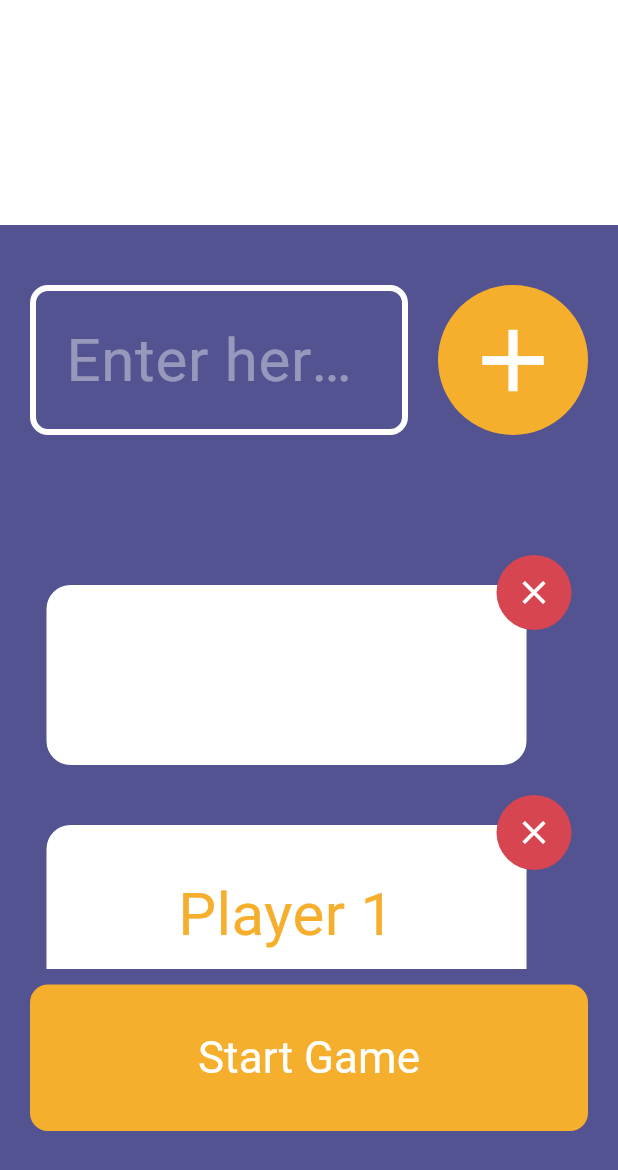
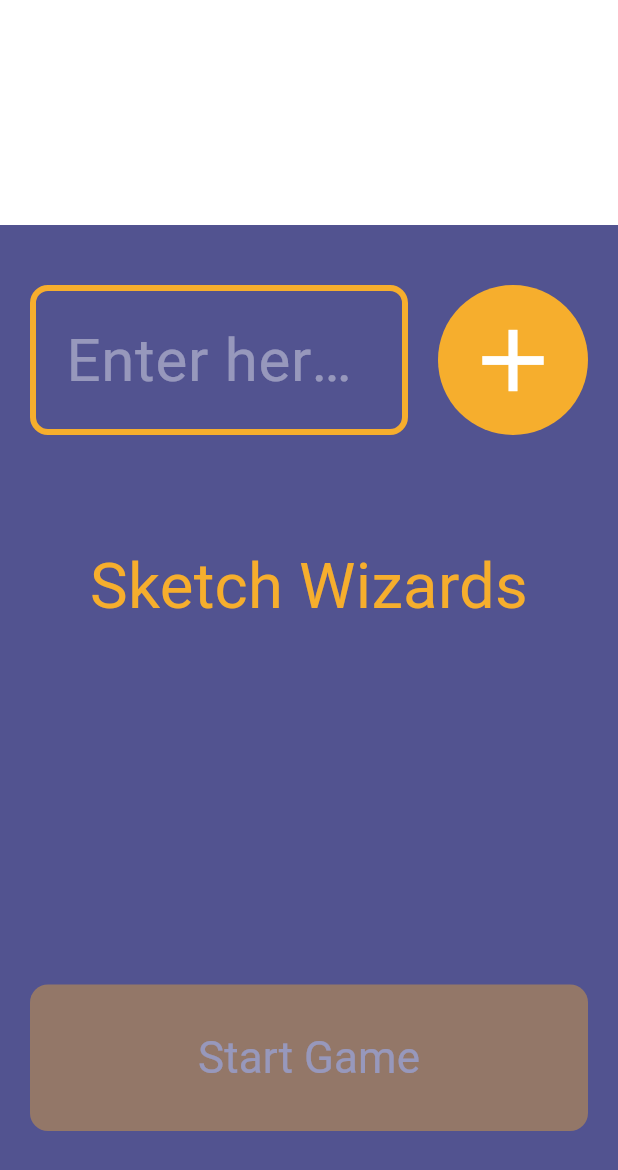
Before and after one commit to noceg43/SketchWizards, a Flutter app: the screen it shows after launch, after a tap on the "add" icon, on a phone screen of 412 x 824 dp. Shown: the top 1170 px of the screen. Run offline on Flutter 3.47's test engine with Material 3 defaults, Android fonts, the phone set to English and light mode, and no system bars; our stand-ins replace get_it.

Commit message:
add: start game logic & webOS support

```diff
--- /dev/null
+++ b/lib/common/service_locator/service_locator.dart
@@ -0,0 +1,10 @@
+import 'package:get_it/get_it.dart';
+import 'package:sketch_wizards/features/start_game/logic/sw_game_service.dart';
+
+final GetIt getIt = GetIt.instance;
+
+void setupLocator() {
+  getIt.registerLazySingleton(
+    () => SWGameService(),
+  );
+}
--- a/lib/common/widgets/player_widget.dart
+++ b/lib/common/widgets/player_widget.dart
@@ -1,6 +1,6 @@
 import 'package:flutter/material.dart';
 import 'package:sketch_wizards/common/widgets/sw_icon_button.dart';
-import 'package:sketch_wizards/constants/sw_theme.dart';
+import 'package:sketch_wizards/theme/sw_theme.dart';
 
 class PlayerWidget extends StatelessWidget {
   const PlayerWidget({super.key, required this.text, this.onDelete});
@@ -38,7 +38,7 @@ class PlayerWidget extends StatelessWidget {
       child: Stack(
         children: [
           Align(
-            alignment: Alignment.bottomLeft,
+            alignment: Alignment.bottomCenter,
             child: playerWidget,
           ),
           if (onDelete != null)
--- a/lib/common/widgets/sw_icon_button.dart
+++ b/lib/common/widgets/sw_icon_button.dart
@@ -1,5 +1,5 @@
 import 'package:flutter/material.dart';
-import 'package:sketch_wizards/constants/sw_theme.dart';
+import 'package:sketch_wizards/theme/sw_theme.dart';
 
 class SWIconButton extends StatelessWidget {
   const SWIconButton({
@@ -28,8 +28,16 @@ class SWIconButton extends StatelessWidget {
         child: TextButton(
           onPressed: enabled ? onPressed : null,
           style: ButtonStyle(
-              shape: MaterialStateProperty.all<CircleBorder>(
-                const CircleBorder(),
+              shape: MaterialStateProperty.resolveWith<CircleBorder>(
+                (Set<MaterialState> states) {
+                  if (states.contains(MaterialState.focused) ||
+                      states.contains(MaterialState.hovered)) {
+                    return const CircleBorder(
+                      side: BorderSide(color: Colors.white, width: 5),
+                    );
+                  }
+                  return const CircleBorder();
+                },
               ),
               backgroundColor: MaterialStateProperty.all<Color?>(
                 backgroundColor,
--- a/lib/common/widgets/sw_scaffold.dart
+++ b/lib/common/widgets/sw_scaffold.dart
@@ -1,6 +1,6 @@
 import 'package:flutter/material.dart';
 import 'package:sketch_wizards/common/widgets/sw_icon_button.dart';
-import 'package:sketch_wizards/constants/sw_theme.dart';
+import 'package:sketch_wizards/theme/sw_theme.dart';
 
 class SWScaffold extends StatelessWidget {
   const SWScaffold({
@@ -43,9 +43,22 @@ class SWScaffold extends StatelessWidget {
           title: title != null
               ? Padding(
                   padding: const EdgeInsets.only(top: 50),
-                  child: Text(
-                    title!,
-                    style: SWTheme.regularTextStyle,
+                  child: AnimatedSwitcher(
+                    transitionBuilder: (child, animation) {
+                      return SlideTransition(
+                        position: Tween<Offset>(
+                          begin: const Offset(0, -10),
+                          end: Offset.zero,
+                        ).animate(animation),
+                        child: child,
+                      );
+                    },
+                    duration: const Duration(milliseconds: 300),
+                    child: Text(
+                      title!,
+                      key: ValueKey(title),
+                      style: SWTheme.regularTextStyle,
+                    ),
                   ),
                 )
               : null,
--- a/lib/common/widgets/sw_text_button.dart
+++ b/lib/common/widgets/sw_text_button.dart
@@ -1,5 +1,5 @@
 import 'package:flutter/material.dart';
-import 'package:sketch_wizards/constants/sw_theme.dart';
+import 'package:sketch_wizards/theme/sw_theme.dart';
 
 class SWTextButton extends StatelessWidget {
   const SWTextButton(
--- a/lib/common/widgets/sw_text_field.dart
+++ b/lib/common/widgets/sw_text_field.dart
@@ -1,37 +1,55 @@
 import 'package:flutter/material.dart';
-import 'package:sketch_wizards/constants/sw_theme.dart';
+import 'package:sketch_wizards/theme/sw_theme.dart';
 
-class SWTextField extends StatelessWidget {
+class SWTextField extends StatefulWidget {
+  final TextEditingController controller;
+  final VoidCallback onDone;
+  final bool enabled;
+  final int maxLength;
+  final String hintText;
+
   const SWTextField({
     super.key,
     required this.controller,
-    this.hintText,
-    this.enabled = true,
-    this.onDone,
+    required this.onDone,
+    required this.enabled,
+    this.maxLength = 20,
+    required this.hintText,
   });
 
-  final TextEditingController controller;
-  final String? hintText;
-  final bool enabled;
-  final VoidCallback? onDone;
+  @override
+  SWTextFieldState createState() => SWTextFieldState();
+}
+
+class SWTextFieldState extends State<SWTextField> {
+  bool _isHovered = false;
+
   @override
   Widget build(BuildContext context) {
-    return TextField(
-      controller: controller,
-      onEditingComplete: onDone,
-      enabled: enabled,
+    return MouseRegion(
+      onEnter: (_) => setState(() => _isHovered = true),
+      onExit: (_) => setState(() => _isHovered = false),
+      child: TextField(
+        controller: widget.controller,
+        onEditingComplete: widget.onDone,
+        enabled: widget.enabled,
+        maxLength: widget.maxLength,
         textCapitalization: TextCapitalization.sentences,
         decoration: InputDecoration(
+          counterText: "",
           contentPadding: const EdgeInsets.all(20),
-        hintText: hintText,
+          hintText: widget.hintText,
           hintStyle: SWTheme.regularTextStyle.copyWith(
               color: SWTheme.textColor.withOpacity(SWTheme.notEnabledOpacity)),
           focusedBorder: OutlineInputBorder(
-          borderSide: const BorderSide(color: Colors.amber, width: 4),
+            borderSide: BorderSide(
+                color: _isHovered ? Colors.white : SWTheme.textColor, width: 4),
             borderRadius: BorderRadius.circular(12),
           ),
           enabledBorder: OutlineInputBorder(
-          borderSide: const BorderSide(color: SWTheme.textColor, width: 4),
+            borderSide: BorderSide(
+                color: _isHovered ? Colors.white : SWTheme.primaryColor,
+                width: 4),
             borderRadius: BorderRadius.circular(12),
           ),
           enabled: true,
@@ -44,6 +62,7 @@ class SWTextField extends StatelessWidget {
         ),
         cursorColor: SWTheme.textColor,
         style: SWTheme.regularTextStyle,
+      ),
     );
   }
 }
--- /dev/null
+++ b/lib/features/start_game/constants/game_settings.dart
@@ -0,0 +1,20 @@
+class GameSettingsConstants {
+  // Player count
+  static const int maxPlayers = 8;
+  static const int minPlayers = 1;
+
+  // Round duration
+  static const List<Duration> roundDurations = [
+    Duration(seconds: 5),
+    Duration(seconds: 10),
+    Duration(seconds: 20),
+    Duration(seconds: 30),
+    Duration(seconds: 45),
+  ];
+  static const Duration defaultRoundDuration = Duration(seconds: 20);
+
+  // Round number
+  static const int minRoundNumber = 1;
+  static const int maxRoundNumber = 10;
+  static const int defaultRoundNumber = 3;
+}
--- /dev/null
+++ b/lib/features/start_game/logic/sw_game_service.dart
@@ -0,0 +1,54 @@
+import 'package:flutter/foundation.dart';
+import 'package:sketch_wizards/features/start_game/constants/game_settings.dart';
+import 'package:sketch_wizards/features/start_game/models/sw_game.dart';
+import 'package:sketch_wizards/features/start_game/models/sw_player.dart';
+
+class SWGameService extends ChangeNotifier {
+  SWGame _game;
+
+  // default constructor with initial game state
+  SWGameService()
+      : _game = SWGame(
+          players: [],
+          roundNumber: GameSettingsConstants.defaultRoundNumber,
+          roundDuration: GameSettingsConstants.defaultRoundDuration,
+        );
+
+  SWGame get game => _game;
+
+  void addPlayer(SWPlayer player) {
+    _game = _game.copyWith(players: [..._game.players, player]);
+    notifyListeners();
+  }
+
+  void removePlayer(SWPlayer player) {
+    _game.players.remove(player);
+    notifyListeners();
+  }
+
+  void updatePlayers(List<SWPlayer> players) {
+    _game = _game.copyWith(players: players);
+    notifyListeners();
+  }
+
+  void updateRoundNumber(int roundNumber) {
+    _game = _game.copyWith(roundNumber: roundNumber);
+    notifyListeners();
+  }
+
+  void updateRoundDuration(Duration roundDuration) {
+    _game = _game.copyWith(roundDuration: roundDuration);
+    notifyListeners();
+  }
+
+  String get roundDurationToString {
+    int durationInSeconds = _game.roundDuration.inSeconds;
+
+    if (durationInSeconds >= 60) {
+      int minutes = durationInSeconds ~/ 60;
+      return '$minutes minute${minutes > 1 ? 's' : ''}';
+    } else {
+      return '$durationInSeconds second${durationInSeconds > 1 ? 's' : ''}';
+    }
+  }
+}
--- /dev/null
+++ b/lib/features/start_game/models/sw_game.dart
@@ -0,0 +1,43 @@
+import 'package:flutter/foundation.dart';
+
+import 'package:sketch_wizards/features/start_game/models/sw_player.dart';
+
+class SWGame {
+  final List<SWPlayer> players;
+  final int roundNumber;
+  final Duration roundDuration;
+  SWGame({
+    required this.players,
+    required this.roundNumber,
+    required this.roundDuration,
+  });
+
+  SWGame copyWith({
+    List<SWPlayer>? players,
+    int? roundNumber,
+    Duration? roundDuration,
+  }) {
+    return SWGame(
+      players: players ?? this.players,
+      roundNumber: roundNumber ?? this.roundNumber,
+      roundDuration: roundDuration ?? this.roundDuration,
+    );
+  }
+
+  @override
+  String toString() =>
+      'SWGame(players: $players, roundNumber: $roundNumber, roundDuration: $roundDuration)';
+
+  @override
+  bool operator ==(covariant SWGame other) {
+    if (identical(this, other)) return true;
+
+    return listEquals(other.players, players) &&
+        other.roundNumber == roundNumber &&
+        other.roundDuration == roundDuration;
+  }
+
+  @override
+  int get hashCode =>
+      players.hashCode ^ roundNumber.hashCode ^ roundDuration.hashCode;
+}
--- /dev/null
+++ b/lib/features/start_game/models/sw_player.dart
@@ -0,0 +1,31 @@
+class SWPlayer {
+  final int id;
+  final String name;
+  SWPlayer({
+    required this.id,
+    required this.name,
+  });
+
+  SWPlayer copyWith({
+    int? id,
+    String? name,
+  }) {
+    return SWPlayer(
+      id: id ?? this.id,
+      name: name ?? this.name,
+    );
+  }
+
+  @override
+  String toString() => 'SWPlayer(id: $id, name: $name)';
+
+  @override
+  bool operator ==(covariant SWPlayer other) {
+    if (identical(this, other)) return true;
+
+    return other.id == id && other.name == name;
+  }
+
+  @override
+  int get hashCode => id.hashCode ^ name.hashCode;
+}
--- a/lib/features/start_game/screens/sw_home.dart
+++ b/lib/features/start_game/screens/sw_home.dart
@@ -1,9 +1,17 @@
+import 'dart:math';
+
 import 'package:flutter/material.dart';
+import 'package:sketch_wizards/common/service_locator/service_locator.dart';
 import 'package:sketch_wizards/common/widgets/player_widget.dart';
 import 'package:sketch_wizards/common/widgets/sw_icon_button.dart';
 import 'package:sketch_wizards/common/widgets/sw_scaffold.dart';
 import 'package:sketch_wizards/common/widgets/sw_text_button.dart';
 import 'package:sketch_wizards/common/widgets/sw_text_field.dart';
+import 'package:sketch_wizards/features/start_game/constants/game_settings.dart';
+import 'package:sketch_wizards/features/start_game/logic/sw_game_service.dart';
+import 'package:sketch_wizards/features/start_game/models/sw_player.dart';
+import 'package:sketch_wizards/sw_router.dart';
+import 'package:sketch_wizards/theme/sw_theme.dart';
 
 class SWHome extends StatefulWidget {
   const SWHome({super.key});
@@ -13,25 +21,55 @@ class SWHome extends StatefulWidget {
 }
 
 class _SWHomeState extends State<SWHome> {
-  //TODO logic for home screen
+  final swGameProvider = getIt.get<SWGameService>();
+
   final TextEditingController controller = TextEditingController();
 
-  void onAddPressed() {
-    print('Add pressed');
+  bool get textFieldFilled =>
+      controller.text.isNotEmpty && controller.text != ' ';
+
+  void onAddPlayerPressed() {
+    if (textFieldFilled) {
+      int newId = swGameProvider.game.players.isNotEmpty
+          ? [for (final player in swGameProvider.game.players) player.id]
+                  .reduce(max) +
+              1
+          : 1;
+
+      swGameProvider.addPlayer(
+        SWPlayer(
+          id: newId,
+          name: controller.text,
+        ),
+      );
+      controller.clear();
+    }
   }
 
-  void onStartGamePressed() {
-    print('Start Game pressed');
-  }
+  void onStartGamePressed() =>
+      Navigator.pushNamed(context, SketchWizardsRoutes.gameOptions.route);
 
   @override
   Widget build(BuildContext context) {
+    return ListenableBuilder(
+      listenable: swGameProvider,
+      builder: (context, _) {
+        String title = (swGameProvider.game.players.isEmpty)
+            ? 'Hi there! Let\'s play Sketch Wizards!, Add just one player to start'
+            : (swGameProvider.game.players.length == 1)
+                ? 'Hi ${swGameProvider.game.players.first.name}! Are you ready to play?'
+                : (swGameProvider.game.players.length ==
+                        GameSettingsConstants.maxPlayers)
+                    ? 'We are full! Press Start Game to begin'
+                    : 'Hi ${swGameProvider.game.players.last.name} and ${swGameProvider.game.players.length - 1} more, let\'s play Sketch Wizards!';
+
         return SWScaffold(
-      title: 'Lorem ipsum dolor sit amet Lorem ipsum dolor sit amet',
+          title: title,
           bottomWidget: Center(
             child: SWTextButton(
               text: 'Start Game',
               onPressed: onStartGamePressed,
+              enabled: swGameProvider.game.players.isNotEmpty,
             ),
           ),
           children: [
@@ -45,17 +83,30 @@ class _SWHomeState extends State<SWHome> {
                       child: SWTextField(
                         controller: controller,
                         hintText: 'Enter here the player name',
+                        onDone: onAddPlayerPressed,
+                        enabled: swGameProvider.game.players.length <
+                            GameSettingsConstants.maxPlayers,
                       ),
                     ),
                     const SizedBox(width: 20),
-                SWIconButton(icon: Icons.add, onPressed: onAddPressed),
+                    SWIconButton(
+                      icon: Icons.add,
+                      onPressed: onAddPlayerPressed,
+                      enabled: swGameProvider.game.players.length <
+                          GameSettingsConstants.maxPlayers,
+                    ),
                   ],
                 ),
               ),
             ),
-        /*
-        const Padding(
-          padding: EdgeInsets.symmetric(horizontal: 10),
+            const SizedBox(height: 50),
+            AnimatedSwitcher(
+              duration: const Duration(
+                milliseconds: 300,
+              ),
+              child: swGameProvider.game.players.isEmpty
+                  ? const Padding(
+                      padding: EdgeInsets.symmetric(horizontal: 40),
                       child: FittedBox(
                         child: Text(
                           "Sketch Wizards",
@@ -65,25 +116,26 @@ class _SWHomeState extends State<SWHome> {
                           ),
                         ),
                       ),
-        ),
-        */
-        const SizedBox(height: 50),
-        Wrap(
+                    )
+                  : Center(
+                      child: Wrap(
                         alignment: WrapAlignment.center,
                         spacing: 100,
-          children: List.generate(
-            8,
-            (index) => Padding(
-              padding: const EdgeInsets.all(10),
-              child: PlayerWidget(
-                text:
-                    [for (int i = 0; i < index; i++) 'Player $index'].join(' '),
-                onDelete: () => print('Delete pressed'),
+                        runSpacing: 50,
+                        children: [
+                          for (final player in swGameProvider.game.players)
+                            PlayerWidget(
+                              text: player.name,
+                              onDelete: () =>
+                                  swGameProvider.removePlayer(player),
                             ),
+                        ],
                       ),
                     ),
             ),
           ],
         );
+      },
+    );
   }
 }
--- a/lib/main.dart
+++ b/lib/main.dart
@@ -1,6 +1,10 @@
 import 'package:flutter/material.dart';
+import 'package:sketch_wizards/common/service_locator/service_locator.dart';
 import 'package:sketch_wizards/sketch_wizards_app.dart';
 
+//TODO localization
 void main() {
+  setupLocator();
+
   runApp(const SketchWizardsApp());
 }
--- a/lib/sketch_wizards_app.dart
+++ b/lib/sketch_wizards_app.dart
@@ -1,5 +1,5 @@
 import 'package:flutter/material.dart';
-import 'package:sketch_wizards/constants/sw_theme.dart';
+import 'package:sketch_wizards/theme/sw_theme.dart';
 import 'package:sketch_wizards/features/draw/logic/canvas_controller.dart';
 import 'package:sketch_wizards/sw_router.dart';
 
--- a/lib/sw_router.dart
+++ b/lib/sw_router.dart
@@ -1,8 +1,10 @@
 import 'package:flutter/material.dart';
+import 'package:sketch_wizards/features/start_game/screens/sw_game_options.dart';
 import 'package:sketch_wizards/features/start_game/screens/sw_home.dart';
 
 enum SketchWizardsRoutes {
   home,
+  gameOptions,
 }
 
 extension SketchWizardsRoutesExtension on SketchWizardsRoutes {
@@ -10,6 +12,8 @@ extension SketchWizardsRoutesExtension on SketchWizardsRoutes {
     switch (this) {
       case SketchWizardsRoutes.home:
         return '/';
+      case SketchWizardsRoutes.gameOptions:
+        return '/gameOptions';
     }
   }
 }
@@ -18,6 +22,9 @@ class SketchWizardsRouter {
   static Route<dynamic> onGenerateRoute(RouteSettings settings) {
     if (SketchWizardsRoutes.home.route == settings.name) {
       return MaterialPageRoute(builder: (_) => const SWHome());
+    }
+    if (SketchWizardsRoutes.gameOptions.route == settings.name) {
+      return MaterialPageRoute(builder: (_) => const SWGameOptions());
     } else {
       return MaterialPageRoute(builder: (_) => const Scaffold());
     }
--- a/lib/constants/sw_theme.dart
+++ b/lib/theme/sw_theme.dart
@@ -1,5 +1,6 @@
 import 'package:flutter/material.dart';
 
+//TODO move theme of widgets into the widget itself
 class SWTheme {
   static const Color primaryColor = Color(0xffF6AE2D);
   static const Color backgroundColor = Color(0xff525390);
@@ -28,10 +29,19 @@ class SWTheme {
       style: ButtonStyle(
         splashFactory: NoSplash.splashFactory,
         backgroundColor: MaterialStateProperty.all<Color>(primaryColor),
-        shape: MaterialStateProperty.all<RoundedRectangleBorder>(
-          RoundedRectangleBorder(
-            borderRadius: BorderRadius.circular(12),
-          ),
+        shape: MaterialStateProperty.resolveWith<RoundedRectangleBorder>(
+          (Set<MaterialState> states) {
+            if (states.contains(MaterialState.focused) ||
+                states.contains(MaterialState.hovered)) {
+              return RoundedRectangleBorder(
+                borderRadius: BorderRadius.circular(12),
+                side: const BorderSide(color: Colors.white, width: 5),
+              );
+            }
+            return RoundedRectangleBorder(
+              borderRadius: BorderRadius.circular(12),
+            );
+          },
         ),
       ),
     ),
--- a/pubspec.yaml
+++ b/pubspec.yaml
@@ -30,7 +30,7 @@ environment:
 dependencies:
   flutter:
     sdk: flutter
-
+  get_it: ^7.6.7
 
   # The following adds the Cupertino Icons font to your application.
   # Use with the CupertinoIcons class for iOS style icons.
```
Also changed, not shown: lib/features/start_game/screens/sw_game_options.dart (added, +273 -0 lines), pubspec.lock, 5 other files. Lines whose indentation alone changed are shown as unchanged.
